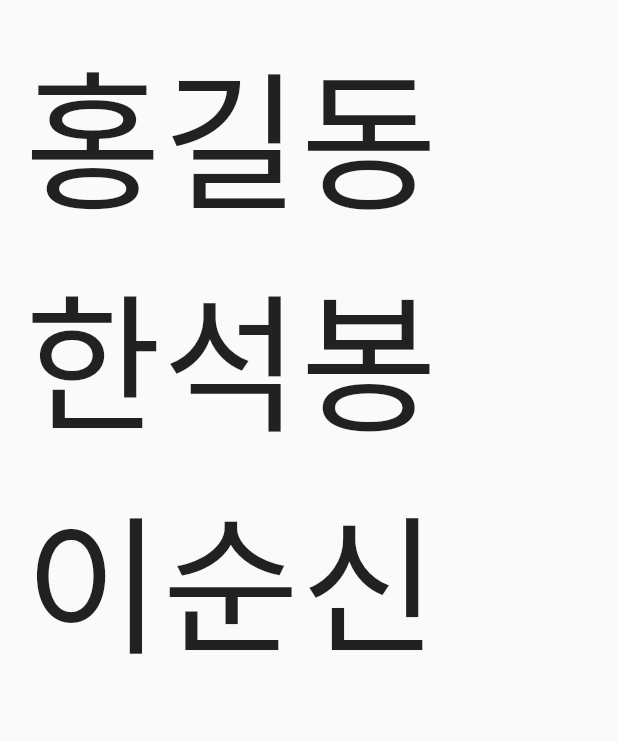
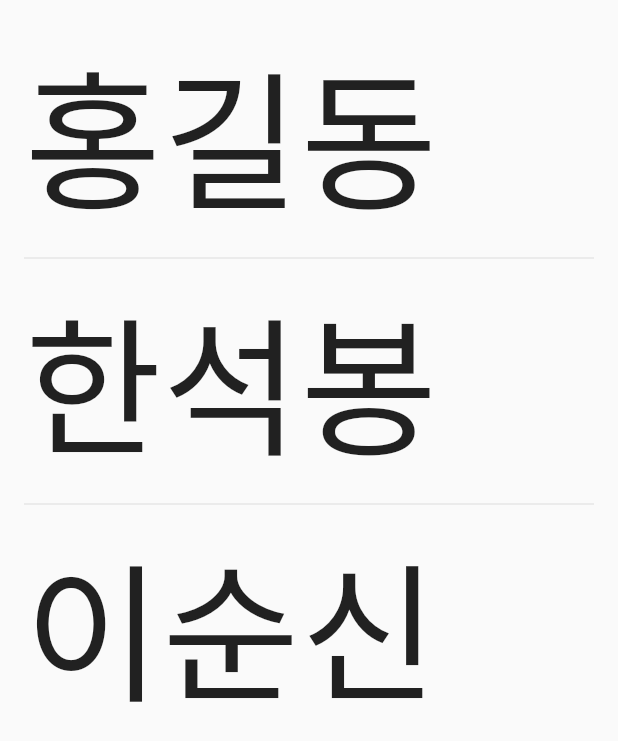
Before and after one commit to fulmoon/youtube, a Flutter app: the screen it shows after launch, on a phone screen of 412 x 824 dp. Shown: the top 741 px of the screen. Run offline on Flutter 3.47's test engine with Material 2 defaults, Android fonts, the phone set to English and light mode, and no system bars.

```diff
--- a/lib/youtube.dart
+++ b/lib/youtube.dart
@@ -3,17 +3,19 @@ import 'package:flutter/material.dart';
 class Youtube extends StatelessWidget {
   Youtube({Key? key}) : super(key: key);
 
-  final items =  ['홍길동', '한석봉', '이순신'];
+  final items = ['홍길동', '한석봉', '이순신'];
 
   @override
   Widget build(BuildContext context) {
     return Scaffold(
-      body: ListView.builder(
-        padding: const EdgeInsets.all(16),
-        itemCount: items.length,
-        itemBuilder: (BuildContext context, int index) { //함수, 새로 정의해야 함. index: 아이템의 인텍스 번호)
-          return Text('${items[index]}', style: TextStyle(fontSize: 100),);
-        }
+      body: ListView.separated(
+          padding: const EdgeInsets.all(16),
+          itemCount: items.length,
+          itemBuilder: (BuildContext context, int index) {
+            //함수, 새로 정의해야 함. index: 아이템의 인텍스 번호)
+            return Text('${items[index]}', style: TextStyle(fontSize: 100));
+          },
+          separatorBuilder: (BuildContext context, int index) => const Divider(),
       ),
     );
   }
```
